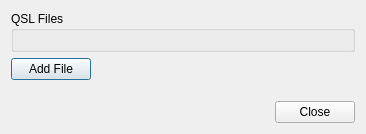
This is ui/PaperQSLDialog.ui in k5mcd/QLog as Qt 5 draws it before an edit. The edited form follows.
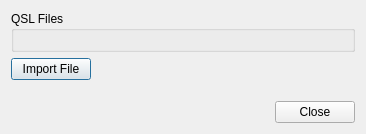
This is the edited form. Icons and pictures are not drawn.

Commit message: Fixed #242 - Reword QSL buttons and Settings in QSO Details and Settings

What changed in the file:
```diff
--- a/ui/PaperQSLDialog.ui
+++ b/ui/PaperQSLDialog.ui
@@ -34,7 +34,7 @@
      <item>
       <widget class="QPushButton" name="addFileButton">
        <property name="text">
-        <string>Add File</string>
+        <string>Import File</string>
        </property>
        <property name="icon">
         <iconset theme="folder-open">
```
Left out of the diff: 3 changed lines with no effect on the pictures. The commit also changes 1 other file.
